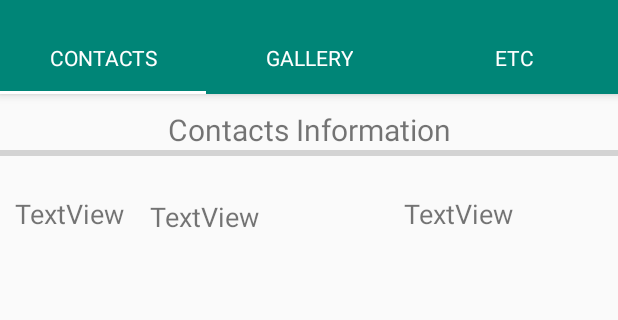
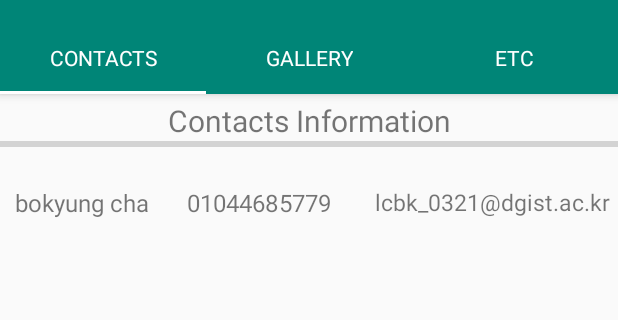
Before and after one commit to taeckyung/madcamp_week1, an Android app: the screen it shows after launch (MainActivity), on a phone screen of 412 x 824 dp, the part 74-394 px from its top. Run offline under Robolectric (Android 15) with nearby library versions, the phone set to English and light mode, and no system bars; 2 statements that could not run were skipped.

Commit message:
change output structure

```diff
--- a/app/src/main/java/com/example/q/myapplication/Tab1Contacts.java
+++ b/app/src/main/java/com/example/q/myapplication/Tab1Contacts.java
@@ -88,7 +88,6 @@ public class Tab1Contacts extends Fragment {
         StringBuffer output2 = new StringBuffer();
         StringBuffer output3 = new StringBuffer();
 
-
         ContentResolver contentResolver = getActivity().getContentResolver();
 
         Cursor cursor = contentResolver.query(CONTENT_URI, null,null, null, null);
--- a/app/src/main/res/layout/tab1contacts.xml
+++ b/app/src/main/res/layout/tab1contacts.xml
@@ -10,12 +10,17 @@
         android:layout_width="wrap_content"
         android:layout_height="wrap_content"
         android:layout_alignParentLeft="true"
+        android:layout_alignParentTop="true"
         android:layout_alignParentRight="true"
-        android:layout_alignParentTop="true"
-        android:layout_margin="10dp"
-        android:textSize="20dp"
+        android:layout_marginStart="10dp"
+        android:layout_marginLeft="8dp"
+        android:layout_marginTop="4dp"
+        android:layout_marginEnd="10dp"
+        android:layout_marginRight="12dp"
+        android:layout_marginBottom="10dp"
         android:gravity="center"
-        android:text="Contacts Information" />
+        android:text="Contacts Information"
+        android:textSize="20dp" />
 
     <TextView
         android:id="@+id/Name"
@@ -26,38 +31,40 @@
         android:layout_marginLeft="0dp"
         android:layout_marginTop="20dp"
         android:gravity="center"
-        android:text="TextView"
-        android:textSize="18sp" />
+        android:text="bokyung cha"
+        android:textSize="16sp" />
 
     <TextView
         android:id="@+id/PhoneNumber"
         android:layout_width="132dp"
         android:layout_height="wrap_content"
-        android:layout_alignBottom="@+id/Name"
-        android:layout_marginStart="17dp"
-        android:layout_marginLeft="17dp"
-        android:layout_marginEnd="9dp"
-        android:layout_marginRight="9dp"
-        android:layout_marginBottom="-2dp"
+        android:layout_below="@+id/textView"
+        android:layout_marginStart="10dp"
+        android:layout_marginLeft="10dp"
+        android:layout_marginTop="20dp"
+        android:layout_marginEnd="13dp"
+        android:layout_marginRight="13dp"
         android:layout_toStartOf="@+id/Email"
         android:layout_toLeftOf="@+id/Email"
         android:layout_toEndOf="@+id/Name"
         android:layout_toRightOf="@+id/Name"
-        android:text="TextView"
-        android:textSize="18sp" />
+        android:gravity="center"
+        android:text="01044685779"
+        android:textSize="16sp" />
 
     <TextView
         android:id="@+id/Email"
-        android:layout_width="137dp"
+        android:layout_width="wrap_content"
         android:layout_height="wrap_content"
-        android:layout_alignBottom="@+id/Name"
+        android:layout_below="@+id/textView"
         android:layout_alignParentEnd="true"
         android:layout_alignParentRight="true"
+        android:layout_marginTop="20dp"
         android:layout_marginEnd="5dp"
         android:layout_marginRight="5dp"
-        android:layout_marginBottom="0dp"
-        android:text="TextView"
-        android:textSize="18sp" />
+        android:gravity="center"
+        android:text="lcbk_0321@dgist.ac.kr"
+        android:textSize="15sp" />
 
     <ProgressBar
         android:id="@+id/progressBar1"
```
